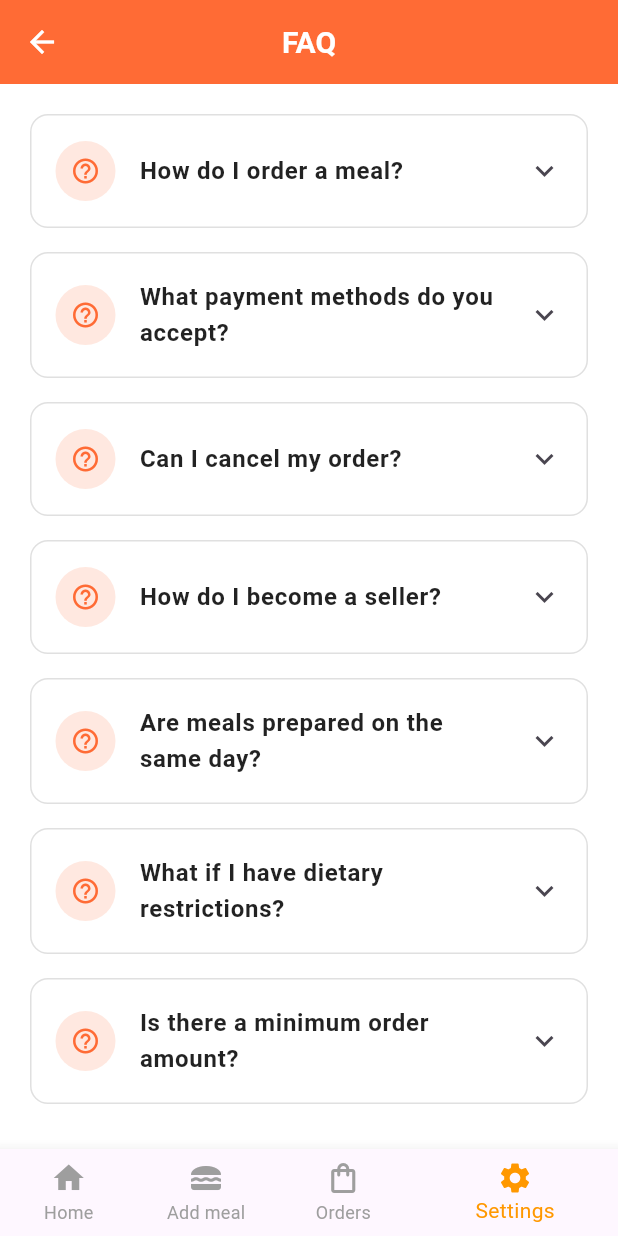
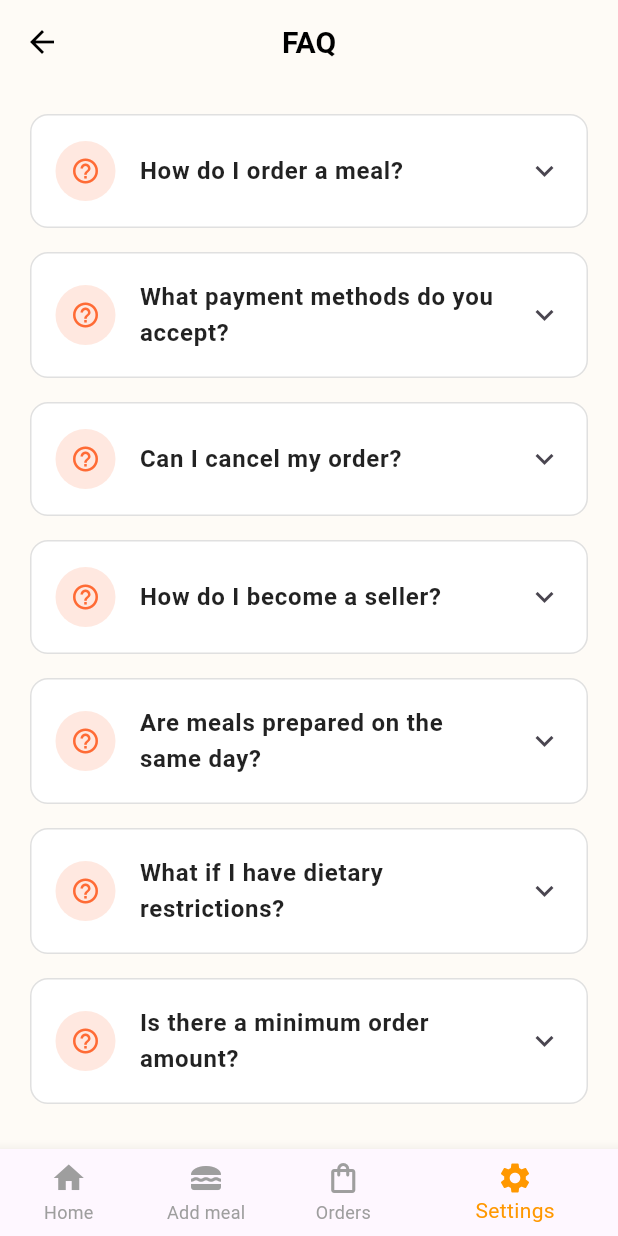
Before and after one commit to scofild18/Makelti_project, a Flutter app: the screen it shows after launch, item 4 of the bottom bar chosen, after a tap on "FAQ", on a phone screen of 412 x 824 dp. Run offline on Flutter 3.47's test engine with Material 3 defaults, Android fonts, the phone set to English and light mode, and no system bars; our stand-ins replace go_router, google_fonts.

Commit message:
fix: improve UI components and fix layout bug on HomeScreen

```diff
--- a/frontend_2/lib/routing/app_router_congif.dart
+++ b/frontend_2/lib/routing/app_router_congif.dart
@@ -32,11 +32,10 @@ class AppRouterConfig {
   static final GoRouter appRouter = GoRouter(
     initialLocation: '/',
     routes: [
-      /// --- Start / Auth Screens ---
       GoRoute(
   path: '/',
   name: 'start',
-  builder: (context, state) => const SplashScreen(), // ✅ your splash page
+  builder: (context, state) => const SplashScreen(),
 ),
       GoRoute(
         path: '/login',
@@ -87,7 +86,6 @@ class AppRouterConfig {
   ],
 ),
 
-      /// --- Other standalone pages (no nav bar) ---
       GoRoute(
         path: '/order',
         name: 'order',
--- a/frontend_2/lib/screens/faq_screen.dart
+++ b/frontend_2/lib/screens/faq_screen.dart
@@ -44,17 +44,16 @@ class FAQScreen extends StatelessWidget {
   @override
   Widget build(BuildContext context) {
     return Scaffold(
-      backgroundColor: Colors.white,
+
       appBar: AppBar(
-        backgroundColor: const Color(0xFFFF6B35),
         elevation: 0,
         leading: IconButton(
-          icon: const Icon(Icons.arrow_back, color: Colors.white),
+          icon: const Icon(Icons.arrow_back, color: Colors.black),
           onPressed: () {
             Navigator.pop(context);
           },
         ),
-        title: const Text('FAQ', style: TextStyle(color: Colors.white)),
+        title: const Text('FAQ', style: TextStyle(color: Colors.black)),
       ),
       body: ListView.builder(
         padding: const EdgeInsets.all(20),
--- a/frontend_2/lib/screens/home_screen.dart
+++ b/frontend_2/lib/screens/home_screen.dart
@@ -89,21 +89,19 @@ class _HomeScreenState extends State<HomeScreen> {
   @override
   Widget build(BuildContext context) {
     return Scaffold(
-      body: SafeArea(
-        child: ListView(
+      body: ListView(
         physics: const BouncingScrollPhysics(),
         children: [
           const SearchBarWidget(),
           const Padding(
-              padding: EdgeInsets.symmetric(horizontal: 12, vertical: 4),
+            padding: EdgeInsets.symmetric(horizontal: 12, vertical: 2),
             child: Divider(
               color: Color.fromARGB(255, 66, 65, 65),
               thickness: 0.2,
             ),
           ),
-
           const Padding(
-              padding: EdgeInsets.symmetric(horizontal: 16.0, vertical: 12),
+            padding: EdgeInsets.only(left: 16.0,right: 16.0, bottom : 12 , top : 12 ),
             child: Row(
               mainAxisAlignment: MainAxisAlignment.spaceBetween,
               children: [
@@ -131,7 +129,7 @@ class _HomeScreenState extends State<HomeScreen> {
                 crossAxisCount: 2,
                 mainAxisSpacing: 12,
                 crossAxisSpacing: 12,
-                  childAspectRatio: 0.72,
+                childAspectRatio: 0.78,
               ),
               itemBuilder: (context, index) {
                 final item = recentPosts[index];
@@ -200,7 +198,6 @@ class _HomeScreenState extends State<HomeScreen> {
           const SizedBox(height: 24),
         ],
       ),
-      ),
     );
   }
 }
--- a/frontend_2/lib/screens/meal_screen.dart
+++ b/frontend_2/lib/screens/meal_screen.dart
@@ -5,7 +5,7 @@ import '../widgets/meal_screen/quantity_selector.dart';
 import '../widgets/meal_screen/seller_info_card.dart';
 
 class FoodDetailPage extends StatefulWidget {
-  const FoodDetailPage({Key? key}) : super(key: key);
+  const FoodDetailPage({super.key});
 
   @override
   State<FoodDetailPage> createState() => _FoodDetailPageState();
@@ -49,7 +49,6 @@ class _FoodDetailPageState extends State<FoodDetailPage> {
   @override
   Widget build(BuildContext context) {
     return Scaffold(
-      backgroundColor: Colors.white,
       body: Column(
         children: [
           Expanded(
--- a/frontend_2/lib/screens/profile_screen.dart
+++ b/frontend_2/lib/screens/profile_screen.dart
@@ -32,19 +32,17 @@ class _ProfileScreenState extends State<ProfileScreen> {
   @override
   Widget build(BuildContext context) {
     return Scaffold(
-      backgroundColor: Colors.white,
       appBar: AppBar(
-        backgroundColor: const Color(0xFFFF6B35),
         elevation: 0,
         leading: IconButton(
-          icon: const Icon(Icons.arrow_back, color: Colors.white),
+          icon: const Icon(Icons.arrow_back, color: Colors.black),
           onPressed: () {
             context.pop() ;
           },
         ),
-        title: const Text(
+        title:  const Text(
+          style: TextStyle(color: Colors.black ),
           'Informations personnelles',
-          style: TextStyle(color: Colors.white),
         ),
       ),
       body: SingleChildScrollView(
@@ -132,10 +130,9 @@ class _ProfileScreenState extends State<ProfileScreen> {
                   );
                 },
                 style: ElevatedButton.styleFrom(
-                  backgroundColor: const Color(0xFFFF6B35),
-                  padding: const EdgeInsets.symmetric(vertical: 16),
+                  padding: const EdgeInsets.symmetric(vertical: 14),
                   shape: RoundedRectangleBorder(
-                    borderRadius: BorderRadius.circular(30),
+                    borderRadius: BorderRadius.circular(38),
                   ),
                 ),
                 child: const Text(
@@ -176,9 +173,9 @@ class _ProfileScreenState extends State<ProfileScreen> {
           controller: controller,
           keyboardType: keyboardType,
           decoration: InputDecoration(
-            prefixIcon: Icon(icon, color: const Color(0xFFFF6B35)),
+            prefixIcon: Icon(icon, color: const Color(0xffe97844)),
             filled: true,
-            fillColor: Colors.grey[100],
+            fillColor: Colors.white ,
             border: OutlineInputBorder(
               borderRadius: BorderRadius.circular(12),
               borderSide: BorderSide.none,
--- a/frontend_2/lib/screens/settings_screen.dart
+++ b/frontend_2/lib/screens/settings_screen.dart
@@ -16,17 +16,17 @@ class _SettingsScreenState extends State<SettingsScreen> {
   @override
   Widget build(BuildContext context) {
     return Scaffold(
-      backgroundColor: const Color(0xFFF5F5F5),
       appBar: AppBar(
-        backgroundColor: const Color(0xFFFF6B35),
-        elevation: 0,
-
-        title: const Text(
-          'Settings',
-          style: TextStyle(
-            color: Colors.white,
-            fontSize: 20,
-            fontWeight: FontWeight.w600,
+      centerTitle: false,
+        title: const Padding(
+          padding: EdgeInsets.only(left : 8.0),
+          child: Text(
+            'Settings',
+            style: TextStyle(
+              color: Colors.black,
+              fontSize: 20,
+              fontWeight: FontWeight.w600,
+            ),
           ),
         ),
       ),
@@ -34,9 +34,8 @@ class _SettingsScreenState extends State<SettingsScreen> {
         child: Column(
           children: [
             Container(
-              height: 50,
+              height: 0,
               decoration: const BoxDecoration(
-                color: Color(0xFFFF6B35),
                 borderRadius: BorderRadius.only(
                   bottomLeft: Radius.circular(30),
                   bottomRight: Radius.circular(30),
@@ -61,7 +60,7 @@ class _SettingsScreenState extends State<SettingsScreen> {
                 children: [
                   _buildSettingItem(
                     icon: Icons.person_outline,
-                    iconColor: const Color(0xFFFF6B35),
+                    iconColor: const Color(0xffe97844),
                     iconBgColor: const Color(0xFFFFE8E0),
                     title: 'Personal Information',
                     subtitle: 'Name, email, phone number',
@@ -72,7 +71,7 @@ class _SettingsScreenState extends State<SettingsScreen> {
                   const Divider(height: 1, indent: 90),
                   _buildSettingItemWithSwitch(
                     icon: Icons.notifications_outlined,
-                    iconColor: const Color(0xFFFF6B35),
+                    iconColor: const Color(0xffe97844),
                     iconBgColor: const Color(0xFFFFE8E0),
                     title: 'Notifications',
                     subtitle: 'Receive notifications',
@@ -95,7 +94,7 @@ class _SettingsScreenState extends State<SettingsScreen> {
                   const Divider(height: 1, indent: 90),
                   _buildSettingItem(
                     icon: Icons.help_outline,
-                    iconColor: const Color(0xFFFF6B35),
+                    iconColor: const Color(0xffe97844),
                     iconBgColor: const Color(0xFFFFE8E0),
                     title: 'FAQ',
                     subtitle: 'Frequently asked questions',
@@ -219,7 +218,7 @@ class _SettingsScreenState extends State<SettingsScreen> {
           Switch(
             value: value,
             onChanged: onChanged,
-            activeThumbColor: const Color(0xFFFF6B35),
+            activeThumbColor: const Color(0xffe97844),
           ),
         ],
       ),
@@ -255,7 +254,6 @@ void _showLogoutDialog(BuildContext context) {
             onPressed: () {
               Navigator.pop(context); // close dialog
 
-              // ✅ Use GoRouter instead of Navigator
               context.goNamed('login');
 
               ScaffoldMessenger.of(context).showSnackBar(
--- a/frontend_2/lib/screens/user_cook_profile.dart
+++ b/frontend_2/lib/screens/user_cook_profile.dart
@@ -57,7 +57,6 @@ class _UserCookProfileState extends State<UserCookProfile> with SingleTickerProv
   @override
   Widget build(BuildContext context) {
     return Scaffold(
-      backgroundColor: const Color(0xFFF5F5F5),
       body: SingleChildScrollView(
         child: Column(
           children: [
--- a/frontend_2/lib/utils/application_theme.dart
+++ b/frontend_2/lib/utils/application_theme.dart
@@ -38,7 +38,7 @@ class AppTheme {
     ),
 
     appBarTheme: const AppBarTheme(
-      backgroundColor: Colors.deepOrange,
+      backgroundColor: Color(0xFFFEFBF6),
       foregroundColor: Colors.white,
       centerTitle: true,
       titleTextStyle: TextStyle(
@@ -47,10 +47,14 @@ class AppTheme {
         color: Colors.white,
       ),
     ),
-
+        textSelectionTheme: const TextSelectionThemeData(
+          cursorColor: Color(0xffe97844),
+          selectionColor: Color(0x33e97844),
+          selectionHandleColor: Color(0xffe97844),
+        ),
     elevatedButtonTheme: ElevatedButtonThemeData(
       style: ElevatedButton.styleFrom(
-        backgroundColor: Colors.deepOrange,
+        backgroundColor: const Color(0xffe97844),
         foregroundColor: Colors.white,
         textStyle: const TextStyle(fontWeight: FontWeight.bold),
         shape: RoundedRectangleBorder(borderRadius: BorderRadius.circular(8)),
@@ -58,7 +62,7 @@ class AppTheme {
     ),
 
     floatingActionButtonTheme: const FloatingActionButtonThemeData(
-      backgroundColor: Colors.deepOrange,
+      backgroundColor: Color(0xffe97844),
       foregroundColor: Colors.white,
     ),
 
@@ -109,6 +113,11 @@ class AppTheme {
         color: Colors.white,
       ),
     ),
+    textSelectionTheme: const TextSelectionThemeData(
+  cursorColor: Color(0xffe97844),
+  selectionColor: Color(0x33e97844),
+  selectionHandleColor: Color(0xffe97844),
+),
 
     elevatedButtonTheme: ElevatedButtonThemeData(
       style: ElevatedButton.styleFrom(
--- a/frontend_2/lib/widgets/home_screen/food_card.dart
+++ b/frontend_2/lib/widgets/home_screen/food_card.dart
@@ -72,7 +72,7 @@ class FoodCard extends StatelessWidget {
             Expanded(
               child: Padding(
                 padding: const EdgeInsets.only(
-                    top: 20.0, left: 12, right: 12,),
+                    top: 8.0, left: 8, right: 8,),
                 child: Column(
                   crossAxisAlignment: CrossAxisAlignment.start,
                   mainAxisAlignment: MainAxisAlignment.spaceBetween,
@@ -93,9 +93,6 @@ class FoodCard extends StatelessWidget {
                     ),
                       ],
                     ),
-
-
-                    const SizedBox(height: 6),
                                     Padding(
                                       padding: const EdgeInsets.only(left  : 2.0 , top: 6 ),
                                       child: Padding(
--- a/frontend_2/lib/widgets/home_screen/nearby_stores_card.dart
+++ b/frontend_2/lib/widgets/home_screen/nearby_stores_card.dart
@@ -50,7 +50,6 @@ class NearbyStoresCard extends StatelessWidget {
 
             Padding(
               padding: const EdgeInsets.all(10.0),
-              child: Expanded(
               child: Column(
                 crossAxisAlignment: CrossAxisAlignment.start,
                 mainAxisAlignment: MainAxisAlignment.spaceBetween,
@@ -89,7 +88,6 @@ class NearbyStoresCard extends StatelessWidget {
                 ],
               ),
             ),
-            ),
           ],
         ),
       ),
--- a/frontend_2/lib/widgets/home_screen/search_bar.dart
+++ b/frontend_2/lib/widgets/home_screen/search_bar.dart
@@ -9,7 +9,7 @@ class SearchBarWidget extends StatelessWidget {
   Widget build(BuildContext context) {
     return Container(
           margin: const EdgeInsets.symmetric(horizontal: 16, vertical: 10),
-          padding: const EdgeInsets.symmetric(horizontal: 16, vertical: 6),
+          padding: const EdgeInsets.symmetric(horizontal: 16, vertical: 2),
           decoration: BoxDecoration(
             color: const Color.fromARGB(255, 255, 255, 255),
             borderRadius: BorderRadius.circular(30),
```
Also changed, not shown: 1 other file. Lines whose indentation alone changed are shown as unchanged.
